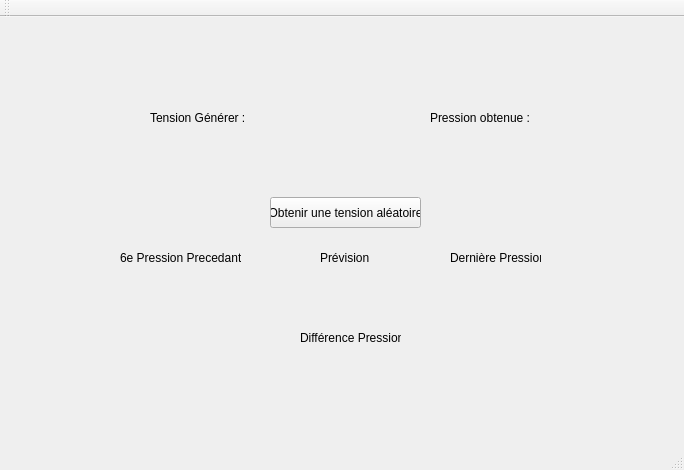
JLussiez/ProjetMeteo, file Meteo/Meteo.ui: the form before one commit.
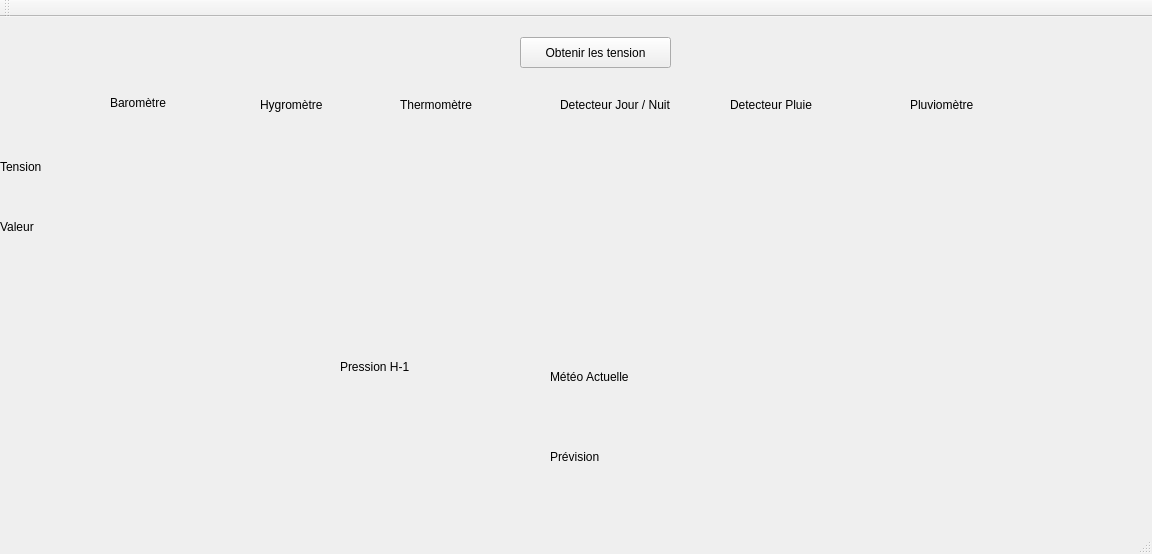
The form after the commit.

Commit message: Simplification obtention pression H-1 / Envoie TCP

What changed in the file:
```diff
--- a/Meteo/Meteo.ui
+++ b/Meteo/Meteo.ui
@@ -6,8 +6,8 @@
    <rect>
     <x>0</x>
     <y>0</y>
-    <width>684</width>
-    <height>470</height>
+    <width>1152</width>
+    <height>554</height>
    </rect>
   </property>
   <property name="windowTitle">
@@ -17,179 +17,439 @@
    <widget class="QPushButton" name="BouttonTest">
     <property name="geometry">
      <rect>
-      <x>270</x>
-      <y>180</y>
+      <x>520</x>
+      <y>20</y>
       <width>151</width>
       <height>31</height>
      </rect>
     </property>
     <property name="text">
-     <string>Obtenir une tension aléatoire</string>
+     <string>Obtenir les tension</string>
     </property>
    </widget>
    <widget class="QLabel" name="label">
     <property name="geometry">
      <rect>
-      <x>150</x>
-      <y>90</y>
-      <width>101</width>
-      <height>21</height>
+      <x>110</x>
+      <y>76</y>
+      <width>91</width>
+      <height>20</height>
      </rect>
     </property>
+    <property name="layoutDirection">
+     <enum>Qt::LeftToRight</enum>
+    </property>
     <property name="text">
-     <string>Tension Générer : </string>
+     <string>Baromètre</string>
     </property>
    </widget>
    <widget class="QLabel" name="label_2">
     <property name="geometry">
      <rect>
-      <x>430</x>
-      <y>90</y>
+      <x>260</x>
+      <y>80</y>
       <width>101</width>
-      <height>21</height>
+      <height>16</height>
      </rect>
     </property>
-    <property name="text">
-     <string>Pression obtenue : </string>
+    <property name="layoutDirection">
+     <enum>Qt::LeftToRight</enum>
     </property>
-   </widget>
-   <widget class="QLabel" name="Tension">
-    <property name="geometry">
-     <rect>
-      <x>150</x>
-      <y>130</y>
-      <width>101</width>
-      <height>21</height>
-     </rect>
-    </property>
     <property name="text">
-     <string/>
-    </property>
-   </widget>
-   <widget class="QLabel" name="Pression">
-    <property name="geometry">
-     <rect>
-      <x>430</x>
-      <y>130</y>
-      <width>101</width>
-      <height>21</height>
-     </rect>
-    </property>
-    <property name="text">
-     <string/>
+     <string>Hygromètre</string>
     </property>
    </widget>
    <widget class="QLabel" name="label_3">
     <property name="geometry">
      <rect>
-      <x>320</x>
-      <y>230</y>
-      <width>51</width>
-      <height>21</height>
-     </rect>
-    </property>
-    <property name="text">
-     <string>Prévision</string>
-    </property>
-   </widget>
-   <widget class="QLabel" name="prevision">
-    <property name="geometry">
-     <rect>
-      <x>290</x>
-      <y>270</y>
+      <x>400</x>
+      <y>80</y>
       <width>101</width>
-      <height>21</height>
+      <height>16</height>
      </rect>
     </property>
+    <property name="layoutDirection">
+     <enum>Qt::LeftToRight</enum>
+    </property>
     <property name="text">
-     <string/>
+     <string>Thermomètre</string>
     </property>
    </widget>
    <widget class="QLabel" name="label_4">
     <property name="geometry">
      <rect>
-      <x>450</x>
-      <y>230</y>
-      <width>91</width>
-      <height>21</height>
-     </rect>
-    </property>
-    <property name="text">
-     <string>Dernière Pression</string>
-    </property>
-   </widget>
-   <widget class="QLabel" name="prevision_2">
-    <property name="geometry">
-     <rect>
-      <x>440</x>
-      <y>280</y>
-      <width>101</width>
-      <height>21</height>
-     </rect>
-    </property>
-    <property name="text">
-     <string/>
-    </property>
-   </widget>
-   <widget class="QLabel" name="label_5">
-    <property name="geometry">
-     <rect>
-      <x>120</x>
-      <y>230</y>
+      <x>560</x>
+      <y>80</y>
       <width>121</width>
-      <height>21</height>
+      <height>16</height>
      </rect>
     </property>
+    <property name="layoutDirection">
+     <enum>Qt::LeftToRight</enum>
+    </property>
     <property name="text">
-     <string>6e Pression Precedante</string>
+     <string>Detecteur Jour / Nuit</string>
     </property>
    </widget>
-   <widget class="QLabel" name="prevision_3">
+   <widget class="QLabel" name="label_5">
     <property name="geometry">
      <rect>
-      <x>120</x>
-      <y>270</y>
+      <x>730</x>
+      <y>80</y>
       <width>101</width>
-      <height>21</height>
+      <height>16</height>
      </rect>
     </property>
+    <property name="layoutDirection">
+     <enum>Qt::LeftToRight</enum>
+    </property>
     <property name="text">
-     <string/>
+     <string>Detecteur Pluie</string>
     </property>
    </widget>
-   <widget class="QLabel" name="prevision_4">
+   <widget class="QLabel" name="label_6">
     <property name="geometry">
      <rect>
-      <x>300</x>
-      <y>310</y>
+      <x>910</x>
+      <y>80</y>
       <width>101</width>
-      <height>21</height>
+      <height>16</height>
      </rect>
     </property>
+    <property name="layoutDirection">
+     <enum>Qt::LeftToRight</enum>
+    </property>
     <property name="text">
-     <string>Différence Pression</string>
+     <string>Pluviomètre</string>
     </property>
    </widget>
-   <widget class="QLabel" name="prevision_5">
+   <widget class="QLabel" name="label_7">
     <property name="geometry">
      <rect>
-      <x>290</x>
+      <x>0</x>
+      <y>140</y>
+      <width>91</width>
+      <height>20</height>
+     </rect>
+    </property>
+    <property name="layoutDirection">
+     <enum>Qt::LeftToRight</enum>
+    </property>
+    <property name="text">
+     <string>Tension</string>
+    </property>
+   </widget>
+   <widget class="QLabel" name="label_8">
+    <property name="geometry">
+     <rect>
+      <x>0</x>
+      <y>200</y>
+      <width>91</width>
+      <height>20</height>
+     </rect>
+    </property>
+    <property name="layoutDirection">
+     <enum>Qt::LeftToRight</enum>
+    </property>
+    <property name="text">
+     <string>Valeur</string>
+    </property>
+   </widget>
+   <widget class="QLabel" name="label_9">
+    <property name="geometry">
+     <rect>
+      <x>550</x>
       <y>350</y>
-      <width>101</width>
-      <height>21</height>
+      <width>91</width>
+      <height>20</height>
      </rect>
     </property>
+    <property name="layoutDirection">
+     <enum>Qt::LeftToRight</enum>
+    </property>
     <property name="text">
+     <string>Météo Actuelle</string>
+    </property>
+   </widget>
+   <widget class="QLabel" name="label_10">
+    <property name="geometry">
+     <rect>
+      <x>550</x>
+      <y>430</y>
+      <width>91</width>
+      <height>20</height>
+     </rect>
+    </property>
+    <property name="layoutDirection">
+     <enum>Qt::LeftToRight</enum>
+    </property>
+    <property name="text">
+     <string>Prévision</string>
+    </property>
+   </widget>
+   <widget class="QLabel" name="label_11">
+    <property name="geometry">
+     <rect>
+      <x>100</x>
+      <y>140</y>
+      <width>91</width>
+      <height>20</height>
+     </rect>
+    </property>
+    <property name="layoutDirection">
+     <enum>Qt::LeftToRight</enum>
+    </property>
+    <property name="text">
      <string/>
     </property>
    </widget>
+   <widget class="QLabel" name="label_12">
+    <property name="geometry">
+     <rect>
+      <x>250</x>
+      <y>140</y>
+      <width>91</width>
+      <height>20</height>
+     </rect>
+    </property>
+    <property name="layoutDirection">
+     <enum>Qt::LeftToRight</enum>
+    </property>
+    <property name="text">
+     <string/>
+    </property>
+   </widget>
+   <widget class="QLabel" name="label_13">
+    <property name="geometry">
+     <rect>
+      <x>390</x>
+      <y>130</y>
+      <width>91</width>
+      <height>20</height>
+     </rect>
+    </property>
+    <property name="layoutDirection">
+     <enum>Qt::LeftToRight</enum>
+    </property>
+    <property name="text">
+     <string/>
+    </property>
+   </widget>
+   <widget class="QLabel" name="label_14">
+    <property name="geometry">
+     <rect>
+      <x>570</x>
+      <y>130</y>
+      <width>91</width>
+      <height>20</height>
+     </rect>
+    </property>
+    <property name="layoutDirection">
+     <enum>Qt::LeftToRight</enum>
+    </property>
+    <property name="text">
+     <string/>
+    </property>
+   </widget>
+   <widget class="QLabel" name="label_15">
+    <property name="geometry">
+     <rect>
+      <x>730</x>
+      <y>130</y>
+      <width>91</width>
+      <height>20</height>
+     </rect>
+    </property>
+    <property name="layoutDirection">
+     <enum>Qt::LeftToRight</enum>
+    </property>
+    <property name="text">
+     <string/>
+    </property>
+   </widget>
+   <widget class="QLabel" name="label_16">
+    <property name="geometry">
+     <rect>
+      <x>890</x>
+      <y>150</y>
+      <width>91</width>
+      <height>20</height>
+     </rect>
+    </property>
+    <property name="layoutDirection">
+     <enum>Qt::LeftToRight</enum>
+    </property>
+    <property name="text">
+     <string/>
+    </property>
+   </widget>
+   <widget class="QLabel" name="label_17">
+    <property name="geometry">
+     <rect>
+      <x>90</x>
+      <y>200</y>
+      <width>91</width>
+      <height>20</height>
+     </rect>
+    </property>
+    <property name="layoutDirection">
+     <enum>Qt::LeftToRight</enum>
+    </property>
+    <property name="text">
+     <string/>
+    </property>
+   </widget>
+   <widget class="QLabel" name="label_18">
+    <property name="geometry">
+     <rect>
+      <x>250</x>
+      <y>200</y>
+      <width>91</width>
+      <height>20</height>
+     </rect>
+    </property>
+    <property name="layoutDirection">
+     <enum>Qt::LeftToRight</enum>
+    </property>
+    <property name="text">
+     <string/>
+    </property>
+   </widget>
+   <widget class="QLabel" name="label_19">
+    <property name="geometry">
+     <rect>
+      <x>390</x>
+      <y>200</y>
+      <width>91</width>
+      <height>20</height>
+     </rect>
+    </property>
+    <property name="layoutDirection">
+     <enum>Qt::LeftToRight</enum>
+    </property>
+    <property name="text">
+     <string/>
+    </property>
+   </widget>
+   <widget class="QLabel" name="label_20">
+    <property name="geometry">
+     <rect>
+      <x>560</x>
+      <y>210</y>
+      <width>91</width>
+      <height>20</height>
+     </rect>
+    </property>
+    <property name="layoutDirection">
+     <enum>Qt::LeftToRight</enum>
+    </property>
+    <property name="text">
+     <string/>
+    </property>
+   </widget>
+   <widget class="QLabel" name="label_21">
+    <property name="geometry">
+     <rect>
+      <x>730</x>
+      <y>200</y>
+      <width>91</width>
+      <height>20</height>
+     </rect>
+    </property>
+    <property name="layoutDirection">
+     <enum>Qt::LeftToRight</enum>
+    </property>
+    <property name="text">
+     <string/>
+    </property>
+   </widget>
+   <widget class="QLabel" name="label_22">
+    <property name="geometry">
+     <rect>
+      <x>890</x>
+      <y>190</y>
+      <width>91</width>
+      <height>20</height>
+     </rect>
+    </property>
+    <property name="layoutDirection">
+     <enum>Qt::LeftToRight</enum>
+    </property>
+    <property name="text">
+     <string/>
+    </property>
+   </widget>
+   <widget class="QLabel" name="label_23">
+    <property name="geometry">
+     <rect>
+      <x>540</x>
+      <y>380</y>
+      <width>91</width>
+      <height>20</height>
+     </rect>
+    </property>
+    <property name="layoutDirection">
+     <enum>Qt::LeftToRight</enum>
+    </property>
+    <property name="text">
+     <string/>
+    </property>
+   </widget>
+   <widget class="QLabel" name="label_24">
+    <property name="geometry">
+     <rect>
+      <x>540</x>
+      <y>450</y>
+      <width>91</width>
+      <height>20</height>
+     </rect>
+    </property>
+    <property name="layoutDirection">
+     <enum>Qt::LeftToRight</enum>
+    </property>
+    <property name="text">
+     <string/>
+    </property>
+   </widget>
+   <widget class="QLabel" name="label_25">
+    <property name="geometry">
+     <rect>
+      <x>340</x>
+      <y>370</y>
+      <width>91</width>
+      <height>20</height>
+     </rect>
+    </property>
+    <property name="layoutDirection">
+     <enum>Qt::LeftToRight</enum>
+    </property>
+    <property name="text">
+     <string/>
+    </property>
+   </widget>
+   <widget class="QLabel" name="label_26">
+    <property name="geometry">
+     <rect>
+      <x>340</x>
+      <y>340</y>
+      <width>91</width>
+      <height>20</height>
+     </rect>
+    </property>
+    <property name="layoutDirection">
+     <enum>Qt::LeftToRight</enum>
+    </property>
+    <property name="text">
+     <string>Pression H-1</string>
+    </property>
+   </widget>
   </widget>
   <widget class="QMenuBar" name="menuBar">
    <property name="geometry">
     <rect>
      <x>0</x>
      <y>0</y>
-     <width>684</width>
+     <width>1152</width>
      <height>21</height>
     </rect>
    </property>
```
The commit also changes 9 other files.
